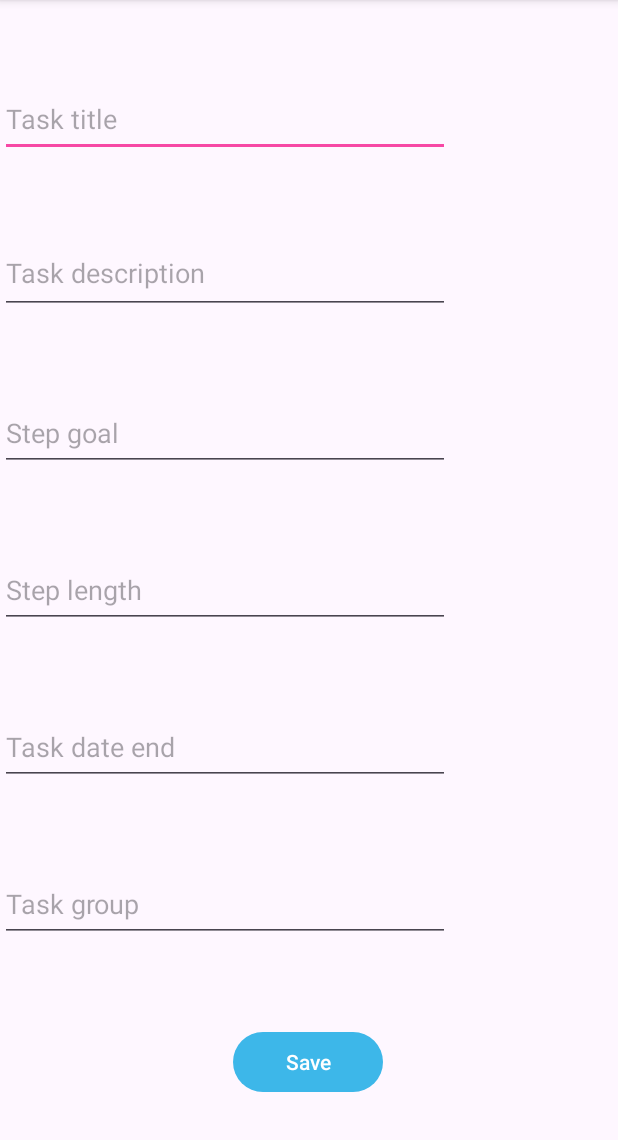
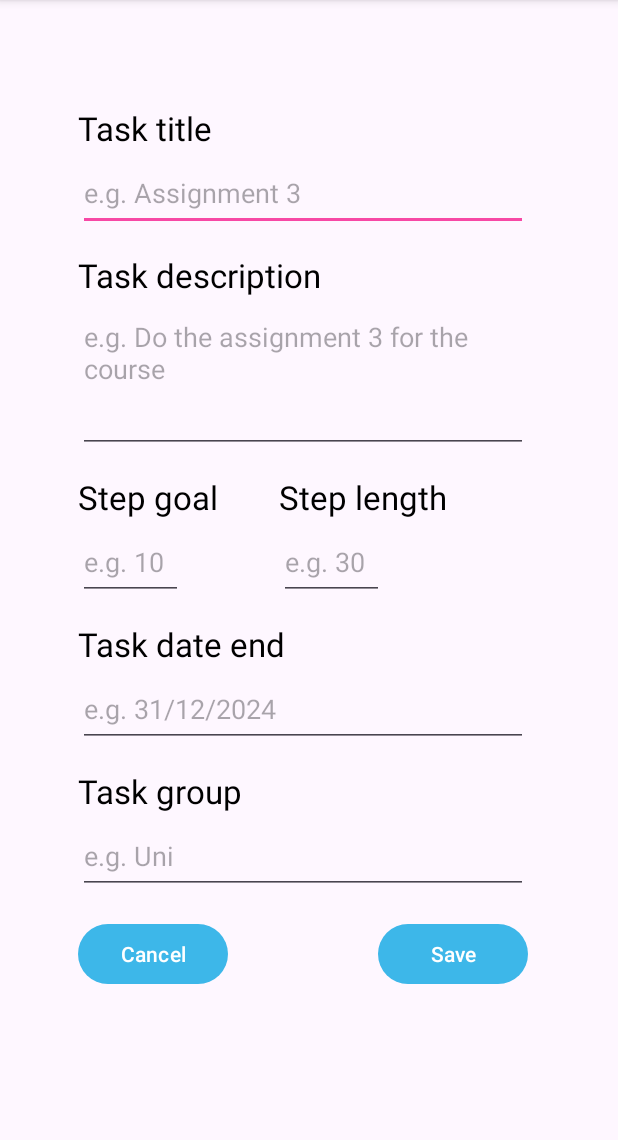
Before and after one commit to uhhigor/mobi23-planner, an Android app: the EditTaskActivity screen opened directly, with no data from a screen before it, on a phone screen of 412 x 824 dp, the part 96-1236 px from its top. Run offline under Robolectric (Android 15) with nearby library versions, the phone set to English and light mode, and no system bars.

Commit message:
activity_edit_task.xml fixes

```diff
--- a/app/src/main/java/com/example/mobi23_planner/EditTaskActivity.java
+++ b/app/src/main/java/com/example/mobi23_planner/EditTaskActivity.java
@@ -16,6 +16,7 @@ public class EditTaskActivity extends AppCompatActivity {
 
     EditText etTitle, etDescription, etDateEnd, etStepGoal, etStepLengthMinutes, etGroup;
     Button btSave;
+    Button btCancel;
 
     @Override
     protected void onCreate(Bundle savedInstanceState) {
@@ -31,6 +32,7 @@ public class EditTaskActivity extends AppCompatActivity {
         etGroup = findViewById(R.id.etGroup);
 
         btSave = findViewById(R.id.btSave);
+        btCancel = findViewById(R.id.btCancel);
 
         Task oldTask = (Task) getIntent().getSerializableExtra("oldTask");
 
@@ -59,6 +61,11 @@ public class EditTaskActivity extends AppCompatActivity {
             );
             getIntent().putExtra("newTask", newTask);
             setResult(RESULT_OK, getIntent());
+            finish();
+        });
+
+        btCancel.setOnClickListener(v -> {
+            setResult(RESULT_CANCELED, getIntent());
             finish();
         });
     }
--- a/app/src/main/res/layout/activity_edit_task.xml
+++ b/app/src/main/res/layout/activity_edit_task.xml
@@ -6,101 +6,157 @@
     android:layout_height="match_parent"
     tools:context=".EditTaskActivity">
 
+    <TextView
+        android:id="@+id/textView3"
+        android:layout_width="wrap_content"
+        android:layout_height="wrap_content"
+        android:layout_marginBottom="4dp"
+        android:text="@string/step_goal"
+        android:textAppearance="@style/TextAppearance.AppCompat.Large"
+        app:layout_constraintBottom_toTopOf="@+id/etStepGoal"
+        app:layout_constraintStart_toStartOf="@+id/etStepGoal" />
+
+    <TextView
+        android:id="@+id/textView4"
+        android:layout_width="wrap_content"
+        android:layout_height="wrap_content"
+        android:layout_marginBottom="4dp"
+        android:text="@string/step_length"
+        android:textAppearance="@style/TextAppearance.AppCompat.Large"
+        app:layout_constraintBottom_toTopOf="@+id/etStepLengthMinutes"
+        app:layout_constraintStart_toStartOf="@+id/etStepLengthMinutes" />
+
+    <TextView
+        android:id="@+id/textView5"
+        android:layout_width="wrap_content"
+        android:layout_height="wrap_content"
+        android:layout_marginBottom="4dp"
+        android:text="@string/task_date_end"
+        android:textAppearance="@style/TextAppearance.AppCompat.Large"
+        app:layout_constraintBottom_toTopOf="@+id/etDateEnd"
+        app:layout_constraintStart_toStartOf="@+id/etDateEnd" />
+
+    <TextView
+        android:id="@+id/textView6"
+        android:layout_width="wrap_content"
+        android:layout_height="wrap_content"
+        android:layout_marginBottom="4dp"
+        android:text="@string/task_group"
+        android:textAppearance="@style/TextAppearance.AppCompat.Large"
+        app:layout_constraintBottom_toTopOf="@+id/etGroup"
+        app:layout_constraintStart_toStartOf="@+id/etGroup" />
+
     <EditText
         android:id="@+id/etTitle"
         android:layout_width="300dp"
         android:layout_height="50dp"
+        android:layout_marginStart="52dp"
+        android:layout_marginTop="104dp"
         android:autofillHints="taskTitle"
         android:ems="10"
-        android:hint="@string/task_title"
+        android:hint="@string/task_title_hint"
         android:inputType="text"
-        app:layout_constraintBottom_toTopOf="@+id/etDescription"
-        app:layout_constraintEnd_toEndOf="@+id/etDescription"
-        app:layout_constraintHorizontal_bias="0.0"
-        app:layout_constraintStart_toStartOf="@+id/etDescription"
-        app:layout_constraintTop_toTopOf="parent"
-        app:layout_constraintVertical_bias="0.5" />
+        app:layout_constraintStart_toStartOf="parent"
+        app:layout_constraintTop_toTopOf="parent" />
 
     <EditText
         android:id="@+id/etDescription"
         android:layout_width="300dp"
-        android:layout_height="50dp"
+        android:layout_height="100dp"
+        android:layout_marginTop="48dp"
         android:autofillHints="taskDescription"
         android:ems="10"
         android:gravity="start|top"
-        android:hint="@string/task_description"
+        android:hint="@string/task_description_hint"
         android:inputType="textMultiLine"
-        app:layout_constraintBottom_toTopOf="@+id/etStepGoal"
-        app:layout_constraintEnd_toEndOf="@+id/etStepGoal"
-        app:layout_constraintStart_toStartOf="@+id/etStepGoal"
-        app:layout_constraintTop_toBottomOf="@+id/etTitle"
-        app:layout_constraintVertical_bias="0.5" />
+        android:singleLine="true"
+        app:layout_constraintStart_toStartOf="@+id/etTitle"
+        app:layout_constraintTop_toBottomOf="@+id/etTitle" />
 
     <EditText
         android:id="@+id/etStepGoal"
-        android:layout_width="300dp"
+        android:layout_width="70dp"
         android:layout_height="50dp"
+        android:layout_marginTop="48dp"
         android:autofillHints="date"
         android:ems="10"
-        android:hint="@string/step_goal"
+        android:hint="@string/step_goal_hint"
         android:inputType="number|numberDecimal"
-        app:layout_constraintBottom_toTopOf="@+id/etStepLengthMinutes"
-        app:layout_constraintEnd_toEndOf="@+id/etStepLengthMinutes"
-        app:layout_constraintHorizontal_bias="0.0"
-        app:layout_constraintStart_toStartOf="@+id/etStepLengthMinutes"
-        app:layout_constraintTop_toBottomOf="@+id/etDescription"
-        app:layout_constraintVertical_bias="0.5" />
+        app:layout_constraintStart_toStartOf="@+id/etDescription"
+        app:layout_constraintTop_toBottomOf="@+id/etDescription" />
 
     <EditText
         android:id="@+id/etStepLengthMinutes"
-        android:layout_width="300dp"
+        android:layout_width="70dp"
         android:layout_height="50dp"
+        android:layout_marginStart="64dp"
         android:autofillHints="time"
         android:ems="10"
-        android:hint="@string/step_length"
+        android:hint="@string/step_length_hint"
         android:inputType="number|numberDecimal"
-        app:layout_constraintBottom_toTopOf="@+id/etDateEnd"
-        app:layout_constraintEnd_toEndOf="@+id/etDateEnd"
-        app:layout_constraintStart_toStartOf="@+id/etDateEnd"
-        app:layout_constraintTop_toBottomOf="@+id/etStepGoal"
-        app:layout_constraintVertical_bias="0.5" />
+        app:layout_constraintStart_toEndOf="@+id/etStepGoal"
+        app:layout_constraintTop_toTopOf="@+id/etStepGoal" />
 
     <EditText
         android:id="@+id/etDateEnd"
         android:layout_width="300dp"
         android:layout_height="50dp"
+        android:layout_marginTop="48dp"
         android:autofillHints="date"
         android:ems="10"
         android:focusable="false"
-        android:hint="@string/task_date_end"
+        android:hint="@string/task_date_end_hint"
         android:inputType="date"
-        app:layout_constraintBottom_toTopOf="@+id/etGroup"
-        app:layout_constraintTop_toBottomOf="@+id/etStepLengthMinutes"
-        tools:layout_editor_absoluteX="56dp" />
+        app:layout_constraintStart_toStartOf="@+id/etStepGoal"
+        app:layout_constraintTop_toBottomOf="@+id/etStepLengthMinutes" />
 
     <EditText
         android:id="@+id/etGroup"
         android:layout_width="300dp"
         android:layout_height="50dp"
-        android:layout_marginBottom="56dp"
+        android:layout_marginTop="48dp"
         android:autofillHints="taskGroup"
         android:ems="10"
-        android:hint="@string/task_group"
+        android:hint="@string/task_group_hint"
         android:inputType="text"
-        app:layout_constraintBottom_toTopOf="@+id/btSave"
-        app:layout_constraintEnd_toEndOf="@+id/etDateEnd"
-        app:layout_constraintHorizontal_bias="0.254"
-        app:layout_constraintStart_toStartOf="@+id/etDateEnd" />
+        app:layout_constraintStart_toStartOf="@+id/etDateEnd"
+        app:layout_constraintTop_toBottomOf="@+id/etDateEnd" />
 
     <Button
         android:id="@+id/btSave"
         android:layout_width="100dp"
         android:layout_height="wrap_content"
-        android:layout_marginBottom="28dp"
+        android:layout_marginTop="16dp"
         android:text="@string/save"
-        app:layout_constraintBottom_toBottomOf="parent"
-        app:layout_constraintEnd_toEndOf="parent"
-        app:layout_constraintHorizontal_bias="0.498"
-        app:layout_constraintStart_toStartOf="parent" />
+        app:layout_constraintEnd_toEndOf="@+id/etGroup"
+        app:layout_constraintTop_toBottomOf="@+id/etGroup" />
+
+    <Button
+        android:id="@+id/btCancel"
+        android:layout_width="100dp"
+        android:layout_height="wrap_content"
+        android:text="@string/cancel"
+        app:layout_constraintStart_toStartOf="@+id/etGroup"
+        app:layout_constraintTop_toTopOf="@+id/btSave" />
+
+    <TextView
+        android:id="@+id/textView"
+        android:layout_width="wrap_content"
+        android:layout_height="wrap_content"
+        android:layout_marginBottom="4dp"
+        android:text="@string/task_title"
+        android:textAppearance="@style/TextAppearance.AppCompat.Large"
+        app:layout_constraintBottom_toTopOf="@+id/etTitle"
+        app:layout_constraintStart_toStartOf="@+id/etTitle" />
+
+    <TextView
+        android:id="@+id/textView2"
+        android:layout_width="wrap_content"
+        android:layout_height="wrap_content"
+        android:layout_marginBottom="4dp"
+        android:text="@string/task_description"
+        android:textAppearance="@style/TextAppearance.AppCompat.Large"
+        app:layout_constraintBottom_toTopOf="@+id/etDescription"
+        app:layout_constraintStart_toStartOf="@+id/etDescription" />
 
 </androidx.constraintlayout.widget.ConstraintLayout>
--- a/app/src/main/res/values/strings.xml
+++ b/app/src/main/res/values/strings.xml
@@ -29,14 +29,19 @@
     <string name="step_goal">Step goal</string>
     <string name="step_length">Step length</string>
     <string name="task_date_end">Task date end</string>
-    <string name="task_time_end">Task time end</string>
     <string name="task_group">Task group</string>
     <string name="save">Save</string>
+    <string name="cancel">Cancel</string>
     <string name="todo">TODO</string>
     <string name="task_image">Task image</string>
     <string name="logo">Logo</string>
     <string name="addtaskbutton">addTaskButton</string>
     <string name="menubutton">menuButton</string>
     <string name="increase_steps_button_description">Increase steps for task</string>
-
+    <string name="task_title_hint">e.g. Assignment 3</string>
+    <string name="task_description_hint">e.g. Do the assignment 3 for the course</string>
+    <string name="step_goal_hint">e.g. 10</string>
+    <string name="step_length_hint">e.g. 30</string>
+    <string name="task_date_end_hint">e.g. 31/12/2024</string>
+    <string name="task_group_hint">e.g. Uni</string>
 </resources>
```
